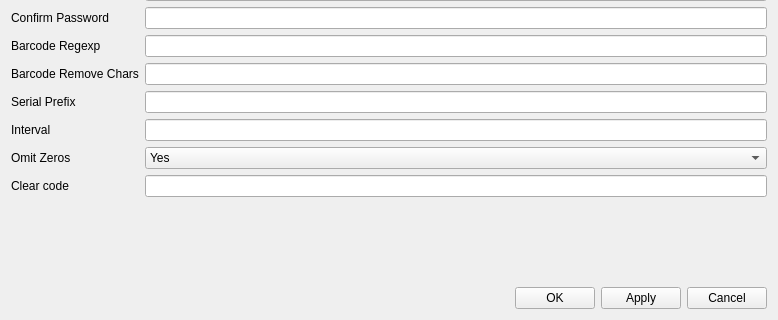
Qt form QData/settingsdialog.ui (pr4u4t/automatron3000) before a commit; both pictures show x 0 to 778 and y 172 to 492 of the 778 by 492 pixel window.
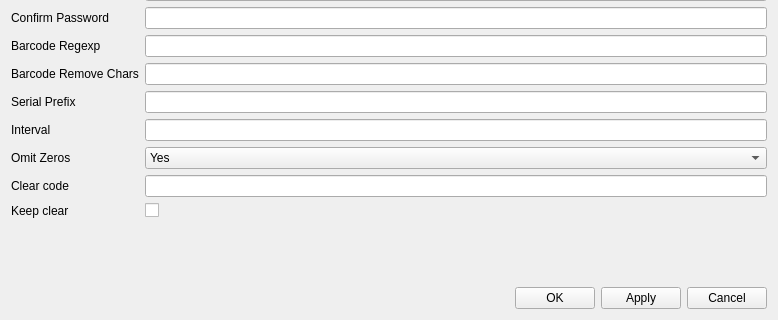
The same form after that commit. Custom widgets are drawn as their Qt base class.

Commit message: Added keep clear

Patch:
```diff
--- a/QData/settingsdialog.ui
+++ b/QData/settingsdialog.ui
@@ -190,6 +190,20 @@
      <item row="12" column="1">
       <widget class="QLineEdit" name="clearCode"/>
      </item>
+     <item row="13" column="0">
+      <widget class="QLabel" name="label_12">
+       <property name="text">
+        <string>Keep clear</string>
+       </property>
+      </widget>
+     </item>
+     <item row="13" column="1">
+      <widget class="QCheckBox" name="keepClear">
+       <property name="text">
+        <string/>
+       </property>
+      </widget>
+     </item>
     </layout>
    </item>
    <item>
```
The commit also changes 15 other files.
